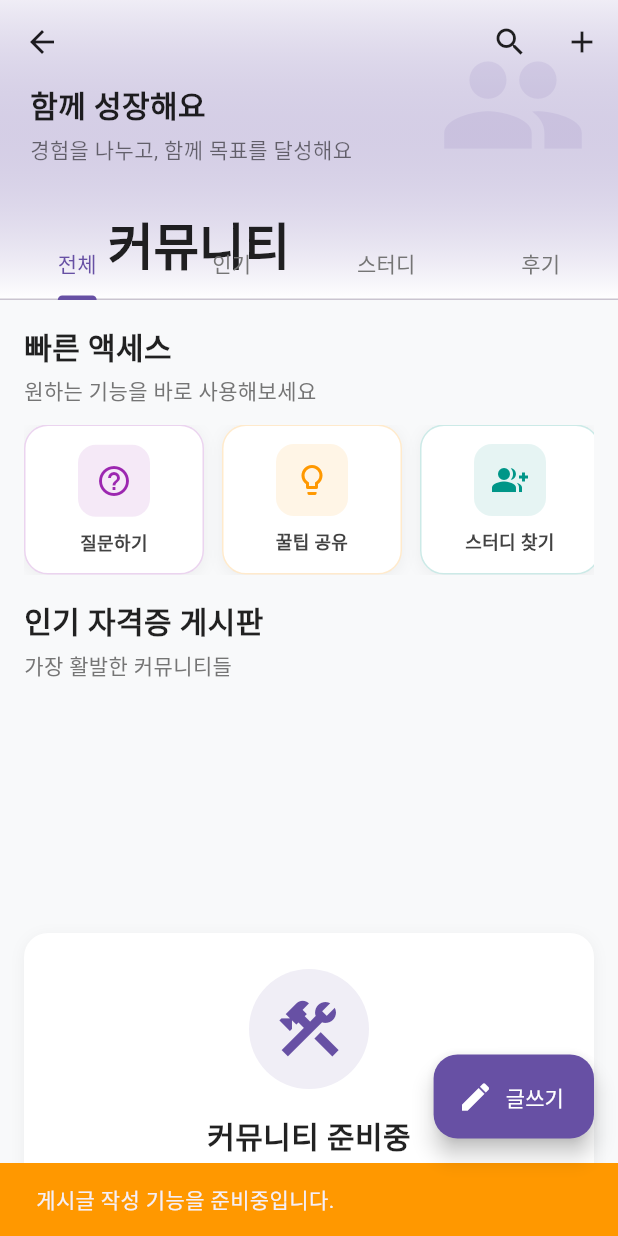
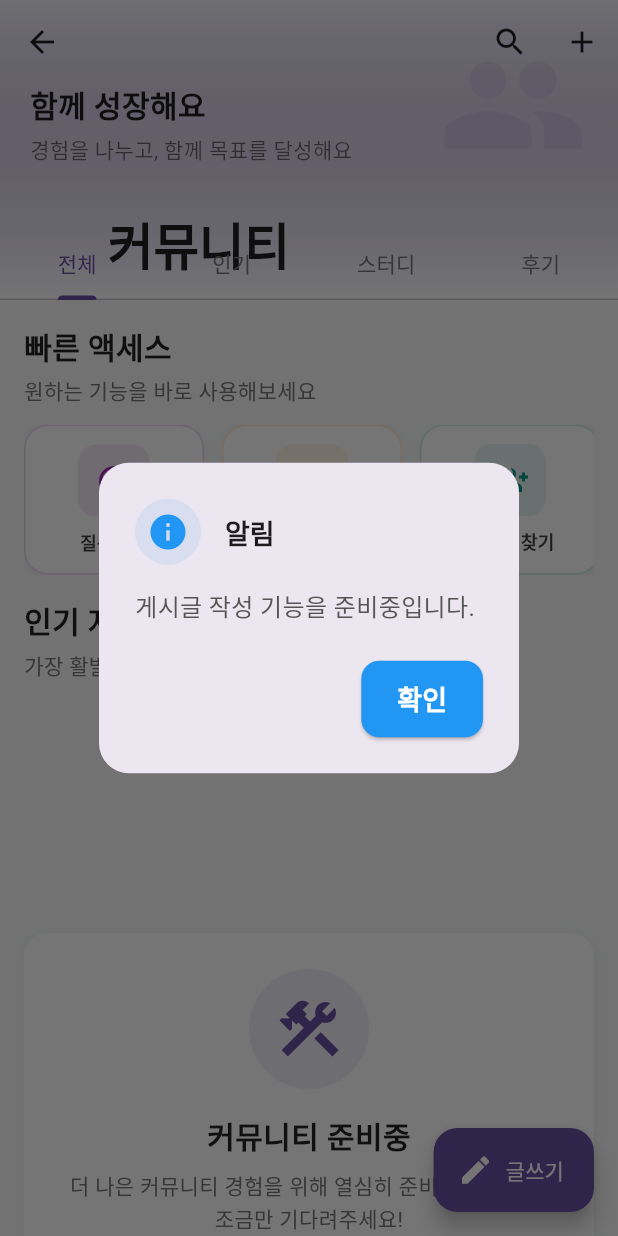
Before and after one commit to joshuakod123/kokkok, a Flutter app: the NewCommunityScreen screen opened directly, after a tap on "질문하기", on a phone screen of 412 x 824 dp. Run offline on Flutter 3.47's test engine with Material 3 defaults, Android fonts, the phone set to English and light mode, and no system bars; our stand-ins replace google_nav_bar, shared_preferences, supabase_flutter; accounts and stored records are empty.

Commit message:
community & PW fixing

```diff
--- a/lib/screens/auth_screen.dart
+++ b/lib/screens/auth_screen.dart
@@ -176,7 +176,7 @@ class _AuthScreenState extends State<AuthScreen> {
     required String label,
     required TextEditingController controller,
   }) {
-    return PopupUtils.showCustom(
+    return PopupUtils.showCustom<bool>(
       context: context,
       title: title,
       titleIcon: Icons.lock_reset,
--- a/lib/screens/new_community_screen.dart
+++ b/lib/screens/new_community_screen.dart
@@ -4,9 +4,8 @@ import '../models/community_models.dart';
 import '../services/community_service.dart';
 import '../services/certification_api_service.dart';
 import '../models/certification.dart';
-import 'community_post_detail_screen.dart';
-import 'create_post_screen.dart';
 import 'study_group_screen.dart';
+import '../utils/popup_utils.dart';
 
 class NewCommunityScreen extends StatefulWidget {
   const NewCommunityScreen({super.key});
@@ -18,12 +17,8 @@ class NewCommunityScreen extends StatefulWidget {
 class _NewCommunityScreenState extends State<NewCommunityScreen>
     with SingleTickerProviderStateMixin {
   late TabController _tabController;
-  final _communityService = CommunityService();
   final _certificationService = CertificationApiService();
 
-  List<CommunityPost> _trendingPosts = [];
-  List<StudyGroup> _activeStudyGroups = [];
-  List<CommunityPost> _successStories = [];
   List<Certification> _popularCertifications = [];
 
   bool _isLoading = true;
@@ -57,9 +52,7 @@ class _NewCommunityScreenState extends State<NewCommunityScreen>
     } catch (e) {
       setState(() => _isLoading = false);
       if (mounted) {
-        ScaffoldMessenger.of(context).showSnackBar(
-          SnackBar(content: Text('데이터 로드 실패: $e')),
-        );
+        PopupUtils.showError(context: context, title: '오류', message: '데이터 로드 실패: $e');
       }
     }
   }
@@ -88,7 +81,7 @@ class _NewCommunityScreenState extends State<NewCommunityScreen>
                   decoration: BoxDecoration(
                     gradient: LinearGradient(
                       colors: [
-                        Theme.of(context).primaryColor.withValues(alpha: 0.1),
+                        Theme.of(context).primaryColor.withAlpha(25),
                         Colors.white,
                       ],
                       begin: Alignment.topCenter,
@@ -103,7 +96,7 @@ class _NewCommunityScreenState extends State<NewCommunityScreen>
                         child: Icon(
                           Icons.people,
                           size: 100,
-                          color: Theme.of(context).primaryColor.withValues(alpha: 0.1),
+                          color: Theme.of(context).primaryColor.withAlpha(25),
                         ),
                       ),
                       const Positioned(
@@ -270,7 +263,7 @@ class _NewCommunityScreenState extends State<NewCommunityScreen>
                 borderRadius: BorderRadius.circular(16),
                 boxShadow: [
                   BoxShadow(
-                    color: Colors.black.withValues(alpha: 0.05),
+                    color: Colors.black.withAlpha(13),
                     blurRadius: 8,
                     offset: const Offset(0, 2),
                   ),
@@ -281,7 +274,7 @@ class _NewCommunityScreenState extends State<NewCommunityScreen>
                   Container(
                     padding: const EdgeInsets.all(16),
                     decoration: BoxDecoration(
-                      color: Theme.of(context).primaryColor.withValues(alpha: 0.1),
+                      color: Theme.of(context).primaryColor.withAlpha(25),
                       borderRadius: BorderRadius.circular(50),
                     ),
                     child: Icon(
@@ -331,17 +324,17 @@ class _NewCommunityScreenState extends State<NewCommunityScreen>
               padding: const EdgeInsets.all(20),
               decoration: BoxDecoration(
                 gradient: LinearGradient(
-                  colors: [Colors.orange.withValues(alpha: 0.1), Colors.red.withValues(alpha: 0.05)],
+                  colors: [Colors.orange.withAlpha(25), Colors.red.withAlpha(13)],
                 ),
                 borderRadius: BorderRadius.circular(16),
-                border: Border.all(color: Colors.orange.withValues(alpha: 0.2)),
+                border: Border.all(color: Colors.orange.withAlpha(51)),
               ),
               child: Row(
                 children: [
                   Container(
                     padding: const EdgeInsets.all(12),
                     decoration: BoxDecoration(
-                      color: Colors.orange.withValues(alpha: 0.2),
+                      color: Colors.orange.withAlpha(51),
                       borderRadius: BorderRadius.circular(12),
                     ),
                     child: const Icon(Icons.local_fire_department, color: Colors.orange, size: 24),
@@ -486,17 +479,17 @@ class _NewCommunityScreenState extends State<NewCommunityScreen>
               padding: const EdgeInsets.all(20),
               decoration: BoxDecoration(
                 gradient: LinearGradient(
-                  colors: [Colors.green.withValues(alpha: 0.1), Colors.teal.withValues(alpha: 0.05)],
+                  colors: [Colors.green.withAlpha(25), Colors.teal.withAlpha(13)],
                 ),
                 borderRadius: BorderRadius.circular(16),
-                border: Border.all(color: Colors.green.withValues(alpha: 0.2)),
+                border: Border.all(color: Colors.green.withAlpha(51)),
               ),
               child: Row(
                 children: [
                   Container(
                     padding: const EdgeInsets.all(12),
                     decoration: BoxDecoration(
-                      color: Colors.green.withValues(alpha: 0.2),
+                      color: Colors.green.withAlpha(51),
                       borderRadius: BorderRadius.circular(12),
                     ),
                     child: const Icon(Icons.celebration, color: Colors.green, size: 24),
@@ -597,10 +590,10 @@ class _NewCommunityScreenState extends State<NewCommunityScreen>
         decoration: BoxDecoration(
           color: Colors.white,
           borderRadius: BorderRadius.circular(16),
-          border: Border.all(color: color.withValues(alpha: 0.2)),
+          border: Border.all(color: color.withAlpha(51)),
           boxShadow: [
             BoxShadow(
-              color: Colors.black.withValues(alpha: 0.05),
+              color: Colors.black.withAlpha(13),
               blurRadius: 8,
               offset: const Offset(0, 2),
             ),
@@ -612,7 +605,7 @@ class _NewCommunityScreenState extends State<NewCommunityScreen>
             Container(
               padding: const EdgeInsets.all(12),
               decoration: BoxDecoration(
-                color: color.withValues(alpha: 0.1),
+                color: color.withAlpha(25),
                 borderRadius: BorderRadius.circular(12),
               ),
               child: Icon(icon, color: color, size: 24),
@@ -643,10 +636,10 @@ class _NewCommunityScreenState extends State<NewCommunityScreen>
         decoration: BoxDecoration(
           color: Colors.white,
           borderRadius: BorderRadius.circular(16),
-          border: Border.all(color: certification.categoryColor.withValues(alpha: 0.2)),
+          border: Border.all(color: certification.categoryColor.withAlpha(51)),
           boxShadow: [
             BoxShadow(
-              color: Colors.black.withValues(alpha: 0.05),
+              color: Colors.black.withAlpha(13),
               blurRadius: 8,
               offset: const Offset(0, 2),
             ),
@@ -658,7 +651,7 @@ class _NewCommunityScreenState extends State<NewCommunityScreen>
             Container(
               padding: const EdgeInsets.all(8),
               decoration: BoxDecoration(
-                color: certification.categoryColor.withValues(alpha: 0.1),
+                color: certification.categoryColor.withAlpha(25),
                 borderRadius: BorderRadius.circular(8),
               ),
               child: Icon(
@@ -718,7 +711,7 @@ class _NewCommunityScreenState extends State<NewCommunityScreen>
   void _showSearchDialog() {
     showSearch(
       context: context,
-      delegate: CommunitySearchDelegate(_communityService),
+      delegate: CommunitySearchDelegate(),
     );
   }
 
@@ -767,7 +760,7 @@ class _NewCommunityScreenState extends State<NewCommunityScreen>
       leading: Container(
         padding: const EdgeInsets.all(8),
         decoration: BoxDecoration(
-          color: Theme.of(context).primaryColor.withValues(alpha: 0.1),
+          color: Theme.of(context).primaryColor.withAlpha(25),
           borderRadius: BorderRadius.circular(8),
         ),
         child: Icon(icon, color: Theme.of(context).primaryColor),
@@ -782,57 +775,20 @@ class _NewCommunityScreenState extends State<NewCommunityScreen>
   }
 
   void _navigateToCreatePost({String? postType}) {
-    ScaffoldMessenger.of(context).showSnackBar(
-      const SnackBar(
-        content: Text('게시글 작성 기능을 준비중입니다.'),
-        backgroundColor: Colors.orange,
-      ),
-    );
+    PopupUtils.showInfo(context: context, title: '알림', message: '게시글 작성 기능을 준비중입니다.');
   }
 
   void _navigateToCreateStudyGroup() {
-    ScaffoldMessenger.of(context).showSnackBar(
-      const SnackBar(
-        content: Text('스터디 그룹 생성 기능을 준비중입니다.'),
-        backgroundColor: Colors.orange,
-      ),
-    );
-  }
-
-  void _navigateToPostDetail(CommunityPost post) {
-    Navigator.push(
-      context,
-      MaterialPageRoute(
-        builder: (context) => CommunityPostDetailScreen(post: post),
-      ),
-    );
-  }
-
-  void _navigateToStudyGroupDetail(StudyGroup group) {
-    Navigator.push(
-      context,
-      MaterialPageRoute(
-        builder: (context) => StudyGroupScreen(group: group),
-      ),
-    );
+    PopupUtils.showInfo(context: context, title: '알림', message: '스터디 그룹 생성 기능을 준비중입니다.');
   }
 
   void _navigateToCertificationBoard(Certification certification) {
-    ScaffoldMessenger.of(context).showSnackBar(
-      SnackBar(
-        content: Text('${certification.jmNm} 게시판 기능을 준비중입니다.'),
-        backgroundColor: Colors.orange,
-      ),
-    );
+    PopupUtils.showInfo(context: context, title: '알림', message: '${certification.jmNm} 게시판 기능을 준비중입니다.');
   }
 }
 
 // 검색 델리게이트
 class CommunitySearchDelegate extends SearchDelegate<String> {
-  final CommunityService _communityService;
-
-  CommunitySearchDelegate(this._communityService);
-
   @override
   List<Widget> buildActions(BuildContext context) {
     return [
--- a/lib/screens/profile_screen.dart
+++ b/lib/screens/profile_screen.dart
@@ -188,7 +188,7 @@ class _ProfileScreenState extends State<ProfileScreen> {
                   .update({'force_password_change': false})
                   .eq('id', userId);
 
-              Navigator.of(context).pop();
+              Navigator.of(context, rootNavigator: true).pop();
               if (mounted) {
                 await PopupUtils.showSuccess(
                   context: context,
```
Also changed, not shown: lib/screens/community_post_detail_screen.dart (+29 -72 lines), lib/screens/enhanced_home_screen.dart (+20 -24 lines), lib/screens/my_spec_screen.dart (+8 -0 lines), lib/utils/popup_utils.dart (+9 -9 lines), lib/widgets/certification_list_tile.dart (+6 -21 lines).
